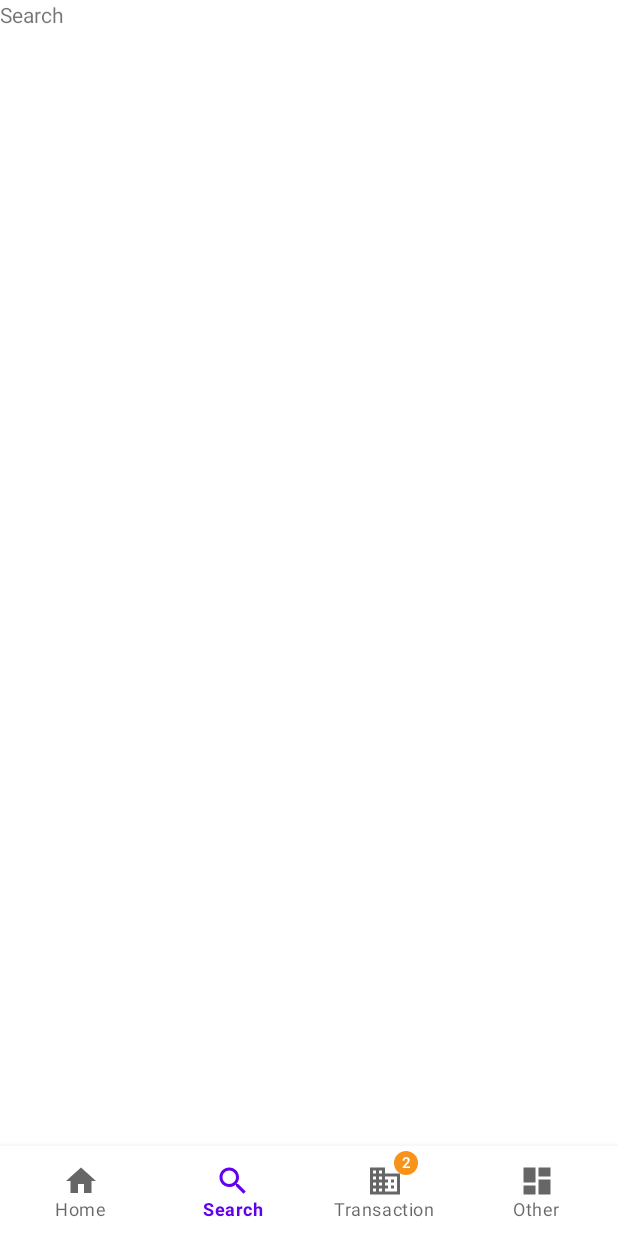
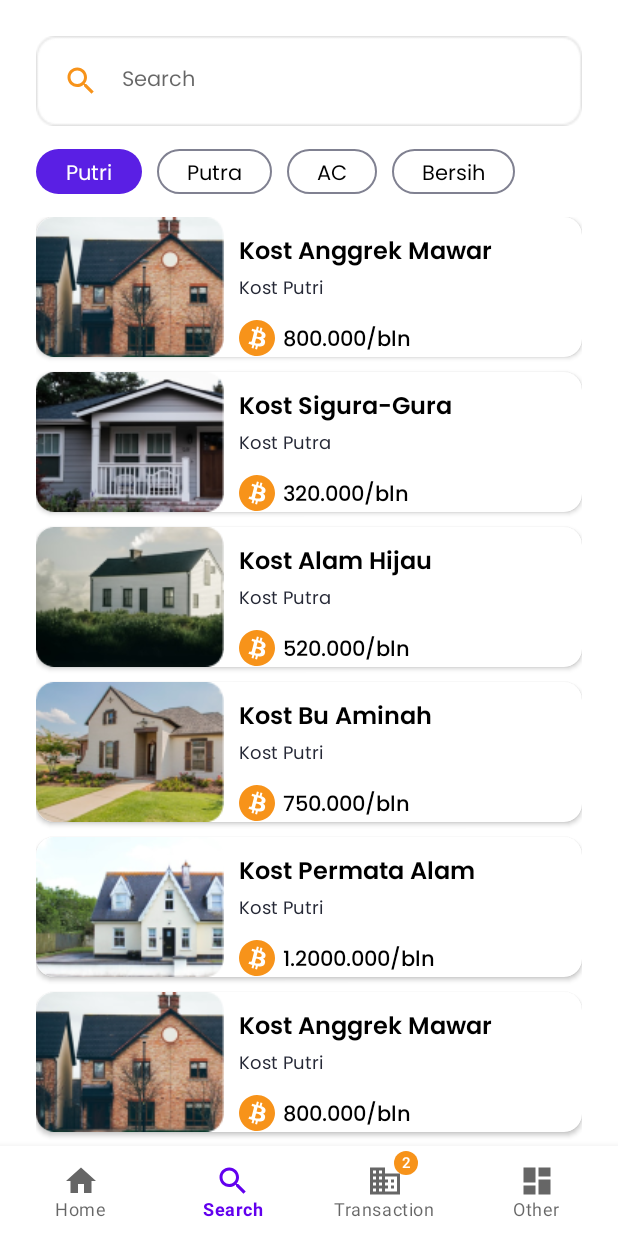
Before and after one commit to rizkarhm/KostKu, an Android app: the HomeFragment screen opened directly, with no data from a screen before it, item 2 of the bottom bar chosen, on a phone screen of 412 x 824 dp. Run offline under Robolectric (Android 15) with nearby library versions, the phone set to English and light mode, and no system bars.

Commit message:
Slicing Design Search Page

```diff
--- a/app/src/main/java/com/example/kostku/menu/SearchFragment.kt
+++ b/app/src/main/java/com/example/kostku/menu/SearchFragment.kt
@@ -1,19 +1,53 @@
 package com.example.kostku.menu
 
+import android.annotation.SuppressLint
 import android.os.Bundle
 import androidx.fragment.app.Fragment
 import android.view.LayoutInflater
 import android.view.View
 import android.view.ViewGroup
+import androidx.recyclerview.widget.LinearLayoutManager
 import com.example.kostku.R
+import com.example.kostku.adapter.ListKostAdapter
+import com.example.kostku.model.ListKost
+import kotlinx.android.synthetic.main.fragment_home.*
 
 class SearchFragment : Fragment() {
+
+    lateinit var listKostAdapter: ListKostAdapter
+    val addListKost: MutableList<ListKost> = ArrayList()
+    val lmListKost = LinearLayoutManager(activity, LinearLayoutManager.VERTICAL, false)
+
     override fun onCreateView(
-        inflater: LayoutInflater, container: ViewGroup?,
-        savedInstanceState: Bundle?
-    ): View? {
-        // Inflate the layout for this fragment
+        inflater: LayoutInflater, container: ViewGroup?, savedInstanceState: Bundle?): View? {
         return inflater.inflate(R.layout.fragment_search, container, false)
     }
 
+    override fun onViewCreated(view: View, savedInstanceState: Bundle?) {
+        super.onViewCreated(view, savedInstanceState)
+
+        initView()
+    }
+
+    @SuppressLint("UseRequireInsteadOfGet")
+    fun initView() {
+        //RecyclerView for List Kost
+        rv_listKost.layoutManager = lmListKost
+        listKostAdapter = ListKostAdapter(activity!!)
+        rv_listKost.adapter = listKostAdapter
+
+        addListKost.add(ListKost("Kost Putri","Kost Anggrek Mawar","800.000/bln",(R.drawable.kost1)))
+        addListKost.add(ListKost("Kost Putra","Kost Sigura-Gura","320.000/bln",(R.drawable.kost2)))
+        addListKost.add(ListKost("Kost Putra","Kost Alam Hijau","520.000/bln",(R.drawable.kost3)))
+        addListKost.add(ListKost("Kost Putri","Kost Bu Aminah","750.000/bln",(R.drawable.kost4)))
+        addListKost.add(ListKost("Kost Putri","Kost Permata Alam","1.2000.000/bln",(R.drawable.kost5)))
+        addListKost.add(ListKost("Kost Putri","Kost Anggrek Mawar","800.000/bln",(R.drawable.kost1)))
+        addListKost.add(ListKost("Kost Putra","Kost Sigura-Gura","320.000/bln",(R.drawable.kost2)))
+        addListKost.add(ListKost("Kost Putra","Kost Alam Hijau","520.000/bln",(R.drawable.kost3)))
+        addListKost.add(ListKost("Kost Putri","Kost Bu Aminah","750.000/bln",(R.drawable.kost4)))
+        addListKost.add(ListKost("Kost Putri","Kost Permata Alam","1.2000.000/bln",(R.drawable.kost5)))
+
+        listKostAdapter.setListKost(addListKost)
+    }
+
 }
--- /dev/null
+++ b/app/src/main/res/drawable/btn_empty.xml
@@ -0,0 +1,6 @@
+<?xml version="1.0" encoding="utf-8"?>
+<shape android:shape="rectangle" xmlns:android="http://schemas.android.com/apk/res/android">
+    <stroke android:color="#808191" android:width="1dp"/>
+
+    <corners android:radius="15dp"/>
+</shape>
--- a/app/src/main/res/layout/fragment_search.xml
+++ b/app/src/main/res/layout/fragment_search.xml
@@ -1,14 +1,109 @@
 <?xml version="1.0" encoding="utf-8"?>
-<FrameLayout xmlns:android="http://schemas.android.com/apk/res/android"
+<RelativeLayout xmlns:android="http://schemas.android.com/apk/res/android"
     xmlns:tools="http://schemas.android.com/tools"
     android:layout_width="match_parent"
     android:layout_height="match_parent"
+    xmlns:app="http://schemas.android.com/apk/res-auto"
     tools:context=".menu.SearchFragment">
 
-    <!-- TODO: Update blank fragment layout -->
-    <TextView
+    <LinearLayout
         android:layout_width="match_parent"
         android:layout_height="match_parent"
-        android:text="Search" />
+        android:layout_marginStart="24dp"
+        android:layout_marginTop="24dp"
+        android:layout_marginEnd="24dp"
+        android:orientation="vertical">
 
-</FrameLayout>
+        <EditText
+            android:id="@+id/input_email"
+            android:layout_width="match_parent"
+            android:layout_height="60dp"
+            android:background="@drawable/frame_input"
+            android:drawableLeft="@drawable/search_active"
+            android:drawablePadding="15dp"
+            android:fontFamily="@font/regular"
+            android:hint="Search"
+            android:inputType="text"
+            android:padding="18dp"
+            android:textSize="14dp" />
+
+        <LinearLayout
+            android:id="@+id/layout_filter"
+            android:layout_width="wrap_content"
+            android:layout_height="wrap_content"
+            android:layout_marginTop="15dp"
+            android:orientation="horizontal">
+
+            <TextView
+                android:id="@+id/txt_filter1"
+                android:layout_width="wrap_content"
+                android:layout_height="30dp"
+                android:layout_marginRight="10dp"
+                android:background="@drawable/btn_active"
+                android:fontFamily="@font/regular"
+                android:gravity="center"
+                android:paddingStart="20dp"
+                android:paddingTop="5dp"
+                android:paddingEnd="20dp"
+                android:paddingBottom="5dp"
+                android:text="Putri"
+                android:textColor="@color/white" />
+
+            <TextView
+                android:id="@+id/txt_filter2"
+                android:layout_width="wrap_content"
+                android:layout_height="30dp"
+                android:layout_marginRight="10dp"
+                android:background="@drawable/btn_empty"
+                android:fontFamily="@font/regular"
+                android:gravity="center"
+                android:paddingStart="20dp"
+                android:paddingTop="5dp"
+                android:paddingEnd="20dp"
+                android:paddingBottom="5dp"
+                android:text="Putra"
+                android:textColor="@color/black" />
+
+            <TextView
+                android:id="@+id/txt_filter3"
+                android:layout_width="wrap_content"
+                android:layout_height="30dp"
+                android:layout_marginRight="10dp"
+                android:background="@drawable/btn_empty"
+                android:fontFamily="@font/regular"
+                android:gravity="center"
+                android:paddingStart="20dp"
+                android:paddingTop="5dp"
+                android:paddingEnd="20dp"
+                android:paddingBottom="5dp"
+                android:text="AC"
+                android:textColor="@color/black" />
+
+            <TextView
+                android:id="@+id/txt_filter4"
+                android:layout_width="wrap_content"
+                android:layout_height="30dp"
+                android:background="@drawable/btn_empty"
+                android:fontFamily="@font/regular"
+                android:gravity="center"
+                android:paddingStart="20dp"
+                android:paddingTop="5dp"
+                android:paddingEnd="20dp"
+                android:paddingBottom="5dp"
+                android:text="Bersih"
+                android:textColor="@color/black" />
+        </LinearLayout>
+
+        <androidx.recyclerview.widget.RecyclerView
+            android:id="@+id/rv_listKost"
+            android:layout_width="match_parent"
+            android:layout_height="wrap_content"
+            android:layout_marginTop="15dp"
+            android:background="#FFFFFF"
+            android:orientation="vertical"
+            android:scrollbars="none"
+            app:layoutManager="androidx.recyclerview.widget.LinearLayoutManager"
+            tools:listitem="@layout/item_kost" />
+    </LinearLayout>
+
+</RelativeLayout>
--- a/app/src/main/res/layout/item_banner.xml
+++ b/app/src/main/res/layout/item_banner.xml
@@ -21,13 +21,16 @@
             android:id="@+id/txt_jenisKost"
             android:layout_width="100dp"
             android:layout_height="wrap_content"
-            android:text="Putri"
-            android:textColor="@color/white"
+            android:layout_marginStart="20dp"
+            android:layout_marginTop="20dp"
+            android:layout_marginEnd="20dp"
+            android:layout_marginBottom="20dp"
             android:background="@drawable/btn_active"
             android:fontFamily="@font/regular"
+            android:gravity="center"
             android:padding="2dp"
-            android:gravity="center"
-            android:layout_margin="20dp"/>
+            android:text="Putri"
+            android:textColor="@color/white" />
 
         <TextView
             android:id="@+id/txt_namaKost"
```
